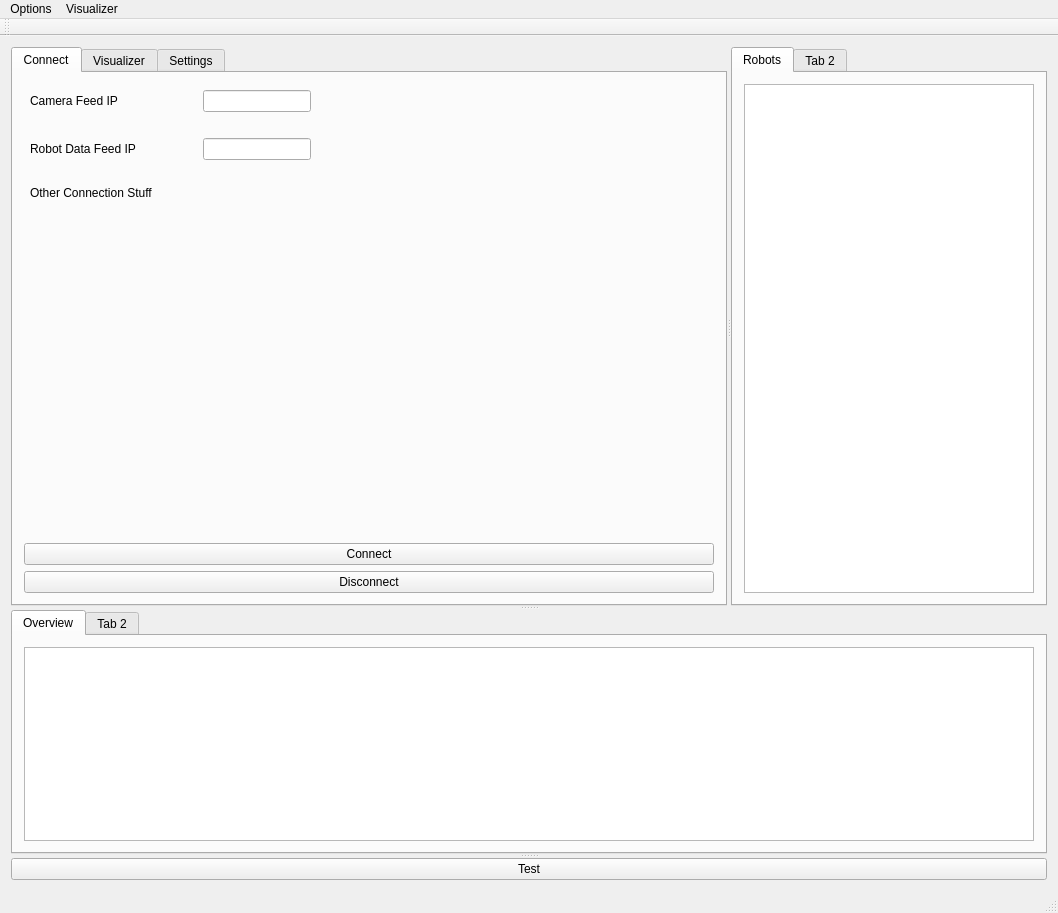
yorkrobotlab/ardebug, file mainwindow.ui: the form before one commit.
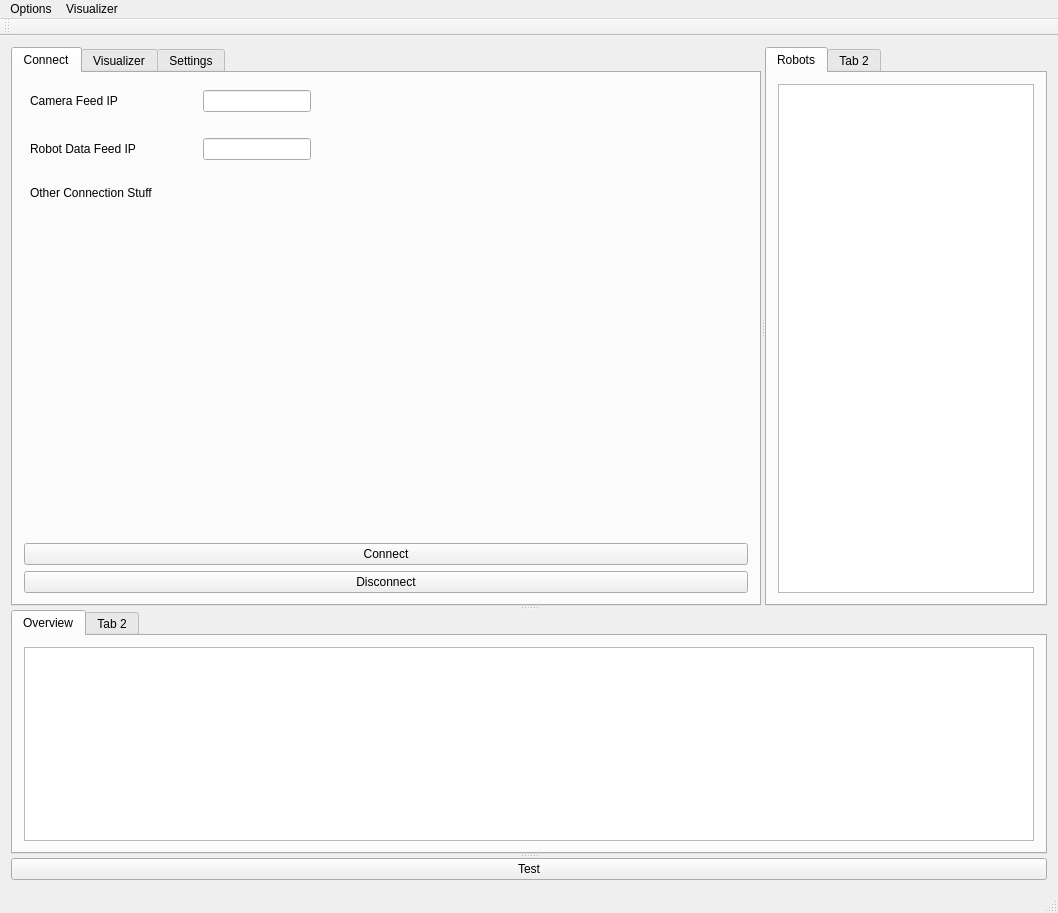
The form after the commit.

Commit message: Adding opencv and machine vision camera libraries. Added some code hacked from the tracking server code to test.

```diff
--- a/mainwindow.ui
+++ b/mainwindow.ui
@@ -22,9 +22,9 @@
       </property>
       <widget class="QSplitter" name="splitter">
        <property name="sizePolicy">
-        <sizepolicy hsizetype="Expanding" vsizetype="Preferred">
+        <sizepolicy hsizetype="Expanding" vsizetype="Expanding">
          <horstretch>0</horstretch>
-         <verstretch>3</verstretch>
+         <verstretch>6</verstretch>
         </sizepolicy>
        </property>
        <property name="orientation">
@@ -33,10 +33,16 @@
        <widget class="QTabWidget" name="visualizerTabWidget">
         <property name="sizePolicy">
          <sizepolicy hsizetype="Expanding" vsizetype="Expanding">
-          <horstretch>2</horstretch>
-          <verstretch>3</verstretch>
+          <horstretch>4</horstretch>
+          <verstretch>4</verstretch>
          </sizepolicy>
         </property>
+        <property name="minimumSize">
+         <size>
+          <width>0</width>
+          <height>500</height>
+         </size>
+        </property>
         <property name="currentIndex">
          <number>0</number>
         </property>
@@ -233,8 +239,8 @@
        <widget class="QTabWidget" name="robotTabWidget">
         <property name="sizePolicy">
          <sizepolicy hsizetype="Expanding" vsizetype="Expanding">
-          <horstretch>1</horstretch>
-          <verstretch>3</verstretch>
+          <horstretch>0</horstretch>
+          <verstretch>4</verstretch>
          </sizepolicy>
         </property>
         <property name="baseSize">
```
The commit also changes 2 other files.
